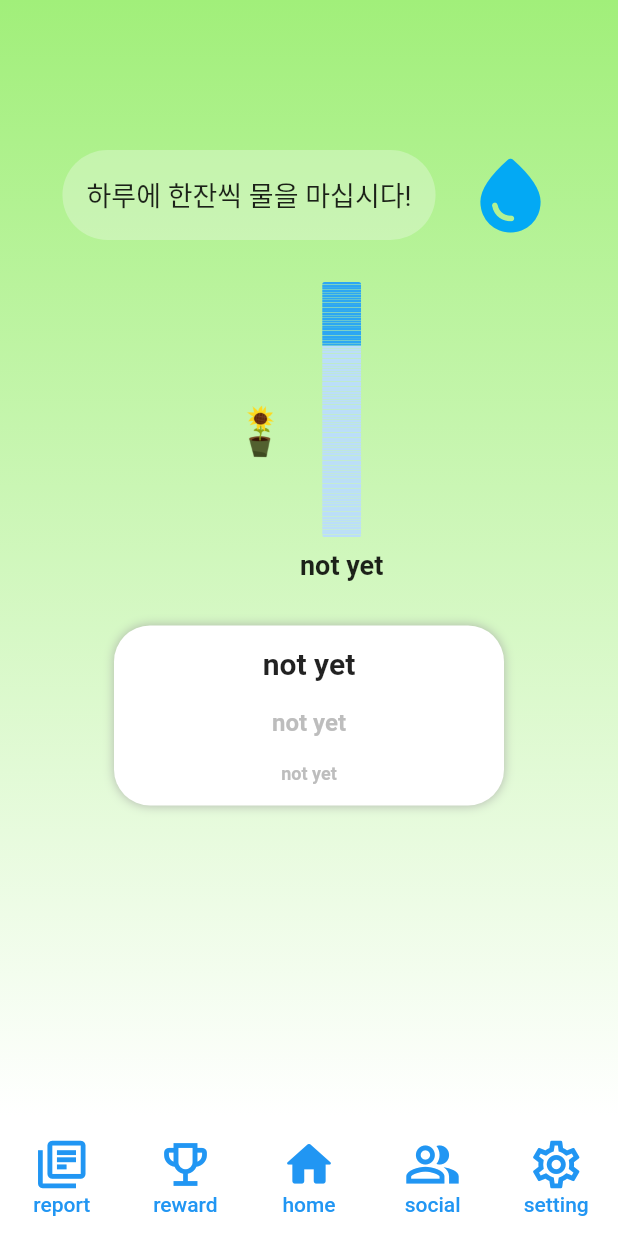
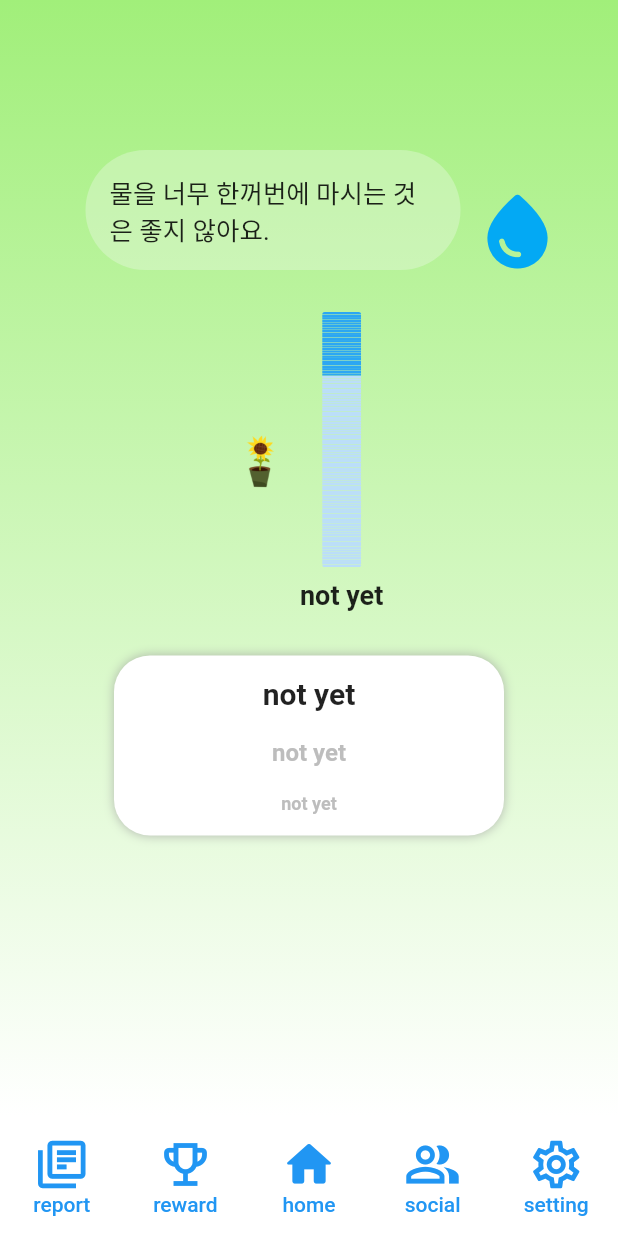
Before and after one commit to yu-so-young2/habitat, a Flutter app: the RewardScreen screen opened by its route, on a phone screen of 412 x 824 dp. Run offline on Flutter 3.47's test engine with Material 2 defaults, Android fonts, the phone set to English and light mode, and no system bars; drawn by our look-alikes of step_progress_indicator; our stand-ins replace awesome_notifications, firebase_core, flutter_blue_plus, flutter_secure_storage, get, google_sign_in and 2 more; missing offline and left inert: indexed, sliding_up_panel2; accounts and stored records are empty; network calls fail; Roboto replaces fonts that are missing (SeoulNamsan).

```diff
--- a/habitat/lib/assets/json/mangwullLine.json
+++ b/habitat/lib/assets/json/mangwullLine.json
@@ -4,7 +4,10 @@
       "id": 0,
       "line": "간지러워요."
     },
-    { "id": 1, "line": "제로 콜라엔 설탕은 없지만, 카페인이 들어있어요." },
+    {
+      "id": 1,
+      "line": "제로 콜라엔 설탕은 없지만, 카페인이 들어있어요."
+    },
     {
       "id": 2,
       "line": "탄산수는 물 대신 마셔도 되지만, 사람에 따라서는 위에 안 좋을 수 있어요."
--- a/habitat/lib/screens/main/main_screen.dart
+++ b/habitat/lib/screens/main/main_screen.dart
@@ -1,3 +1,5 @@
+import 'dart:math';
+
 import 'package:flutter/material.dart';
 import 'package:get/get.dart';
 import 'package:habitat/controller/coaster_controller.dart';
@@ -129,13 +131,48 @@ class MainScreen extends StatelessWidget {
   }
 }
 
-class mwLine extends StatelessWidget {
+class mwLine extends StatefulWidget {
   const mwLine({
     super.key,
   });
 
   @override
+  State<mwLine> createState() => _mwLineState();
+}
+
+class _mwLineState extends State<mwLine> {
+  final linelist = [
+    "간지러워요.",
+    "제로 콜라엔 설탕은 없지만, 카페인이 들어있어요.",
+    "탄산수는 물 대신 마셔도 되지만, 사람에 따라서는 위에 안 좋을 수 있어요.",
+    "녹차, 홍차, 우롱차에는 카페인이 들어있어요.",
+    "물을 너무 한꺼번에 마시는 것은 좋지 않아요.",
+    "카페인이 들어간 음료를 마시면, 이뇨작용으로 인해 오히려 갈증이 날 수 있어요.",
+    "디카페인 커피에도 카페인이 없는 것은 아니에요.",
+    "곡물차를 물 대신 마시는 것도 권장되지는 않아요.",
+    "이온음료는 물 대신 마셔도 되지만, 설탕 과잉섭취에 주의하세요!",
+    "설탕이 든 음료를 마시는 것은 권장되지 않지만, 물을 아예 마시지 않는 것보다는 나아요.",
+    "땀을 많이 흘린 날엔 평소보다 자주, 조금씩 물을 마셔주세요.",
+    "저 오늘 예쁘죠?"
+  ];
+
+  late String line = '';
+
+  onChangeLine() {
+    line = linelist[Random().nextInt(12)];
+    setState(() {});
+  }
+
+  @override
+  void initState() {
+    // TODO: implement initState
+    super.initState();
+    onChangeLine();
+  }
+
+  @override
   Widget build(BuildContext context) {
+    debugPrint(linelist[Random().nextInt(12)]);
     return Padding(
       padding: const EdgeInsets.symmetric(horizontal: 16.0, vertical: 28),
       child: Row(
@@ -143,7 +180,8 @@ class mwLine extends StatelessWidget {
         crossAxisAlignment: CrossAxisAlignment.center,
         children: [
           Container(
-            height: 60,
+            width: 250,
+            height: 80,
             padding: const EdgeInsets.symmetric(vertical: 8, horizontal: 16),
             transformAlignment: Alignment.center,
             alignment: Alignment.center,
@@ -153,21 +191,20 @@ class mwLine extends StatelessWidget {
                 Radius.circular(50),
               ),
             ),
-            child: const Text(
-              "하루에 한잔씩 물을 마십시다!",
-              style: TextStyle(
-                fontSize: 18,
+            child: Text(
+              line,
+              style: const TextStyle(
+                fontSize: 17,
               ),
             ),
           ),
-          const SizedBox(
-            width: 20,
-          ),
-          const Icon(
-            Icons.water_drop_rounded,
-            size: 60,
-            color: Colors.lightBlue,
-          )
+          IconButton(
+              onPressed: onChangeLine,
+              icon: const Icon(
+                Icons.water_drop_rounded,
+                size: 60,
+                color: Colors.lightBlue,
+              ))
         ],
       ),
     );
--- a/habitat/lib/screens/reward/reward_screen.dart
+++ b/habitat/lib/screens/reward/reward_screen.dart
@@ -48,7 +48,7 @@ class RewardScreen extends StatelessWidget {
               const SizedBox(
                 height: 72,
               ),
-              const mwLine(),
+              mwLine(),
               GetX<RewardController>(
                 builder: (controller) {
                   return Row(
```
Also changed, not shown: habitat/lib/api/user/api_users.dart (+4 -6 lines), habitat/lib/main.dart (+7 -3 lines), habitat/lib/screens/login/login_screen.dart (+13 -3 lines).
